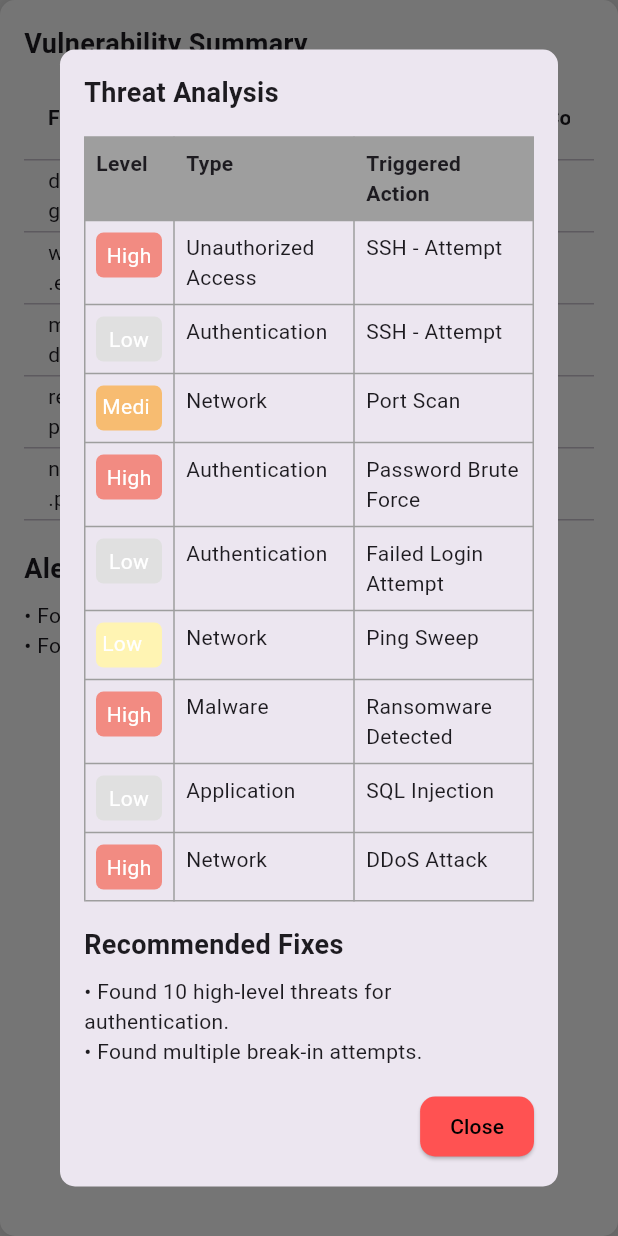
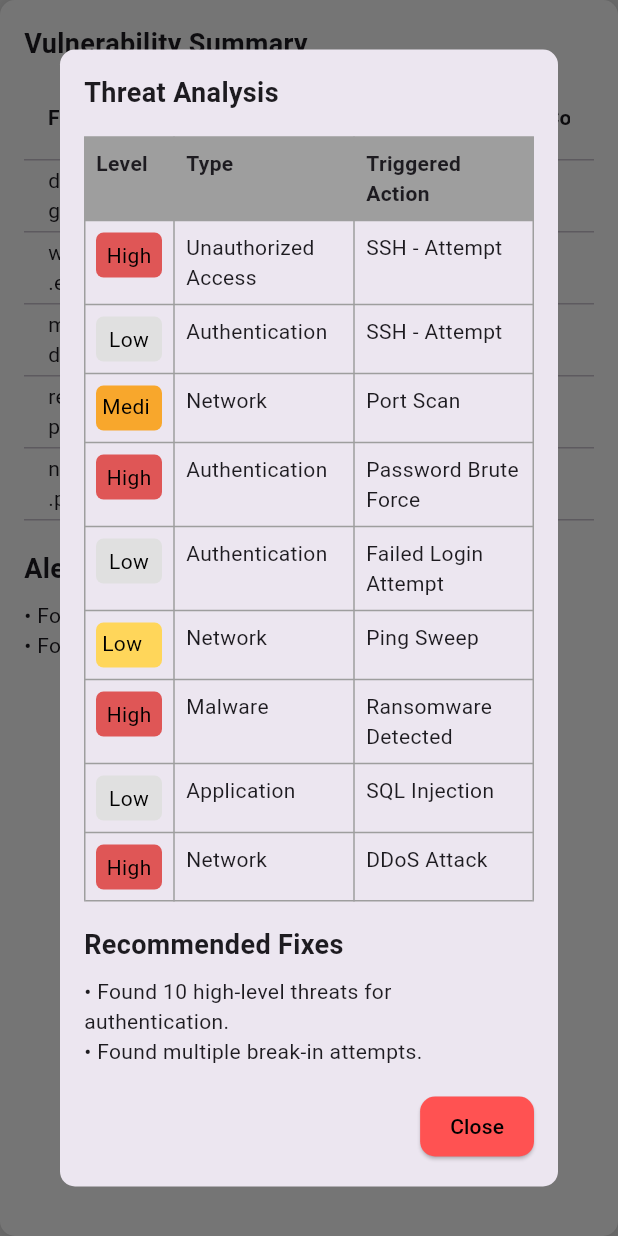
Before and after one commit to areebahmeddd/Crypta, a Flutter app: the FileTable2 widget shown alone on an empty page, opened directly, after a tap on "View", on a phone screen of 412 x 824 dp. Run offline on Flutter 3.47's test engine with Material 3 defaults, Android fonts, the phone set to English and light mode, and no system bars; drawn by our look-alikes of data_table_2; our stand-ins replace file_picker, fl_chart, flutter_riverpod, gap; missing offline and left inert: file_selector, window_manager.

Commit message:
final color codes update

```diff
--- a/desktop-app/lib/utils/get_color_based_on_type.dart
+++ b/desktop-app/lib/utils/get_color_based_on_type.dart
@@ -4,11 +4,11 @@ import 'package:flutter/material.dart';
 Color getColorBasedOnType(String type) {
   switch (type) {
     case 'High':
-      return myColorFromHex("#F28B82");
+      return myColorFromHex("#DF5656");
     case 'Medium':
-      return myColorFromHex("#F7BC71");
+      return myColorFromHex("#F8A72C");
     case 'Low to Medium':
-      return myColorFromHex("#FFF4B3");
+      return myColorFromHex("#FFD65A");
     case 'Low':
       return myColorFromHex("#E0E0E0");
     default:
--- a/desktop-app/lib/widgets/file_tables_2.dart
+++ b/desktop-app/lib/widgets/file_tables_2.dart
@@ -157,7 +157,7 @@ class FileTable2State extends ConsumerState<FileTable2> {
                     child: Text(
                       level,
                       style: const TextStyle(
-                          fontWeight: FontWeight.normal, color: Colors.white),
+                          fontWeight: FontWeight.normal, color: Colors.black),
                     ),
                   ),
                 ),
```
Also changed, not shown: desktop-app/lib/utils/get_color_based_on_value.dart (+4 -4 lines).
